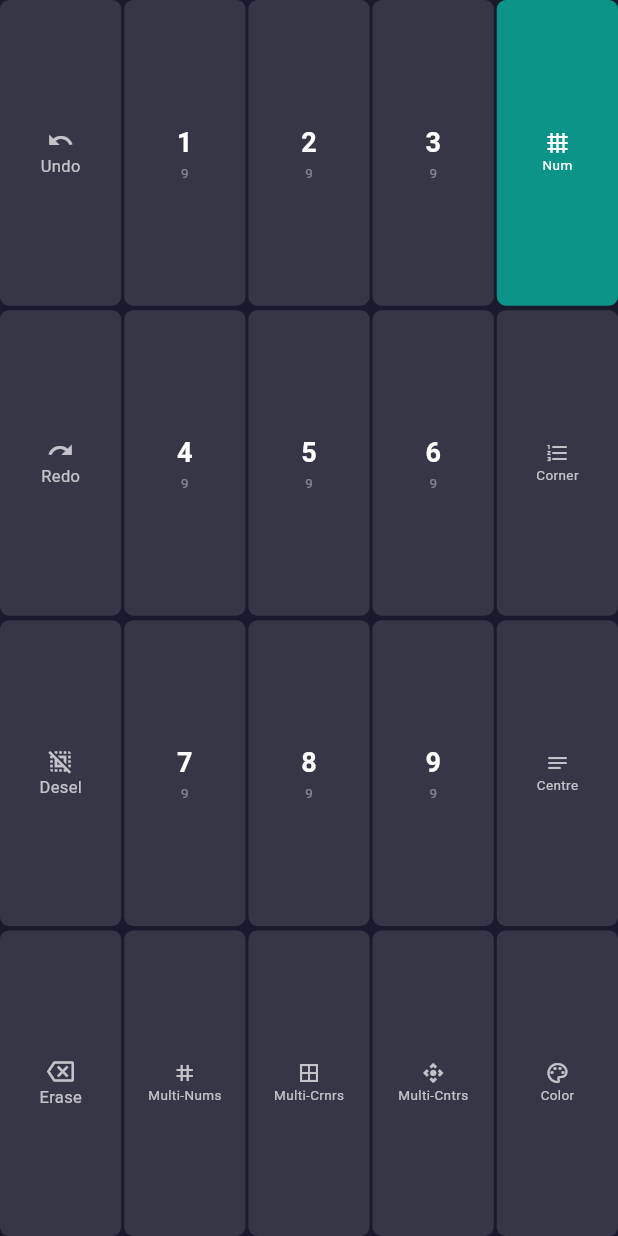
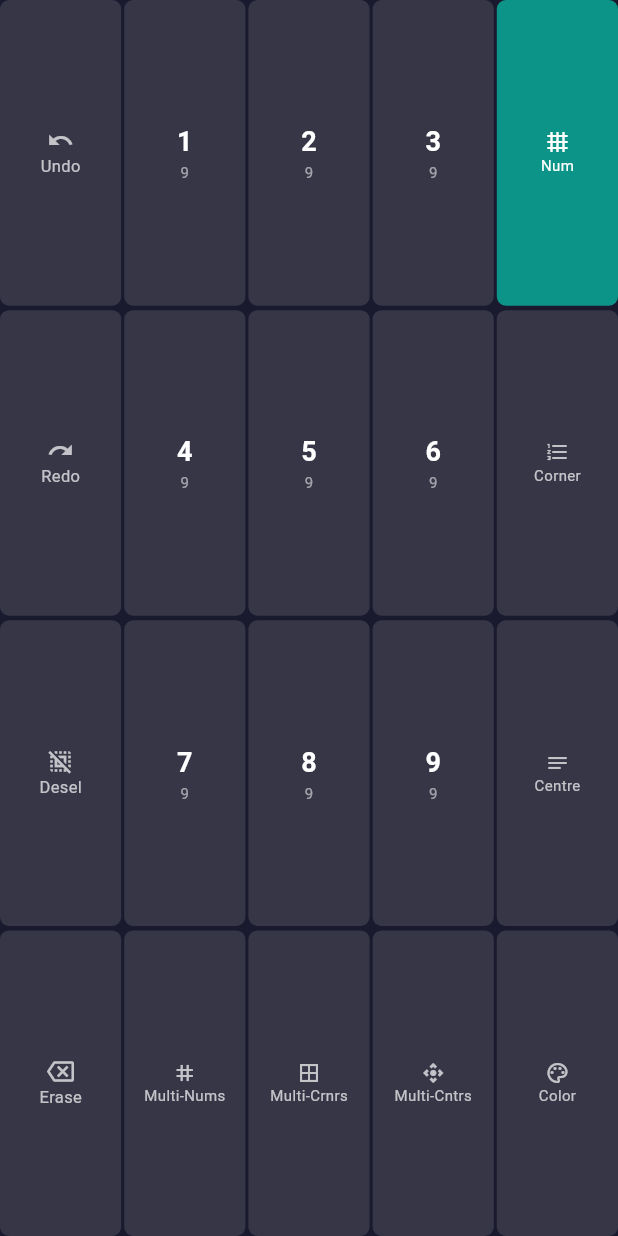
Before and after one commit to NVME-git/InGrid, a Flutter app: the DigitToolbar widget shown alone on an empty page, opened directly, on a phone screen of 412 x 824 dp. Run offline on Flutter 3.47's test engine with Material 3 defaults, Android fonts, the phone set to English and light mode, and no system bars; our stand-ins replace flutter_riverpod, go_router.

Commit message:
Polish: efficient digit counts, better font sizes, clipboard error handling
Co-authored-by: NVME-git <30406909+NVME-git@users.noreply.github.com>
Agent-Logs-Url: https://github.com/NVME-git/InGrid/sessions/5ab5773e-3ed8-4601-8838-36709f57635b

```diff
--- a/lib/features/game/widgets/digit_toolbar.dart
+++ b/lib/features/game/widgets/digit_toolbar.dart
@@ -28,17 +28,15 @@ class DigitToolbar extends ConsumerWidget {
     final multi = game.multiSelectMode;
     final isColor = mode == EntryMode.highlighter;
 
-    // ── Compute remaining count (9 − placed) for each digit 1–9 ──────────
-    final remaining = List.generate(9, (i) {
-      final digit = i + 1;
-      var placed = 0;
-      for (int r = 0; r < 9; r++) {
-        for (int c = 0; c < 9; c++) {
-          if (game.board.cells[r][c].digit == digit) placed++;
-        }
+    // ── Single pass: compute placed counts then derive remaining ─────────
+    final placedCounts = List.filled(10, 0); // index 1–9
+    for (int r = 0; r < 9; r++) {
+      for (int c = 0; c < 9; c++) {
+        final d = game.board.cells[r][c].digit;
+        if (d != null) placedCounts[d]++;
       }
-      return 9 - placed;
-    });
+    }
+    final remaining = List.generate(9, (i) => 9 - placedCounts[i + 1]);
 
     // ── Build the 4 button rows (shared between compact and expanded modes) ──
     final xAlign =
@@ -230,8 +228,8 @@ class _DigitBtn extends StatelessWidget {
           Text(
             '$remaining',
             style: TextStyle(
-              fontSize: 9,
-              color: effectivelyDisabled ? Colors.white12 : Colors.white38,
+              fontSize: 10,
+              color: effectivelyDisabled ? Colors.white24 : Colors.white54,
             ),
           ),
         ],
@@ -268,7 +266,7 @@ class _ModeBtn extends StatelessWidget {
             maxLines: 1,
             overflow: TextOverflow.ellipsis,
             style: TextStyle(
-                fontSize: 9, color: active ? Colors.white : Colors.white70),
+                fontSize: 10, color: active ? Colors.white : Colors.white70),
           ),
         ],
       ),
```
Also changed, not shown: lib/features/game/game_screen.dart (+13 -1 lines).
